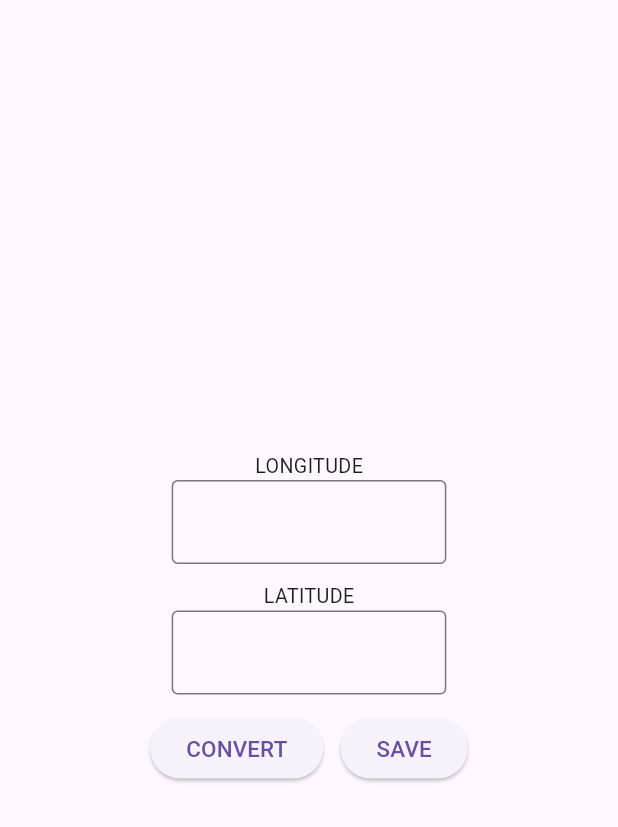
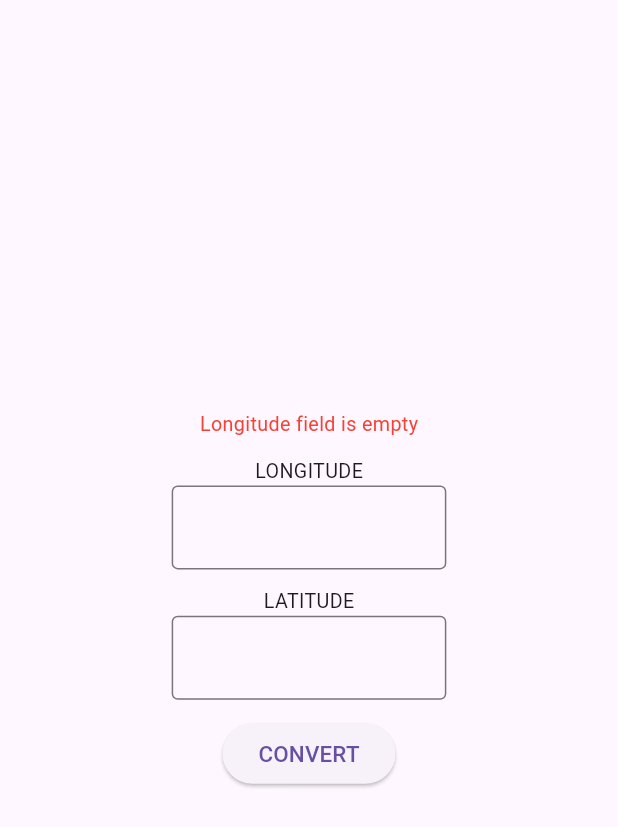
Before and after one commit to TestFluttterOrg/front_end, a Flutter app: the screen it shows after launch, after a tap on "CONVERT", on a phone screen of 412 x 824 dp. Shown: the top 827 px of the screen. Run offline on Flutter 3.47's test engine with Material 3 defaults, Android fonts, the light colour scheme and no system bars; our stand-ins replace dio, equatable, flutter_bloc, flutter_screenutil, get_it, go_router; missing offline and left inert: coordinate_converter.

Commit message:
Created function to show DMS Results.

```diff
--- a/lib/features/presentation/converter_bloc.dart
+++ b/lib/features/presentation/converter_bloc.dart
@@ -2,6 +2,11 @@ import 'package:coord_converter/features/domain/repository/app_repository.dart';
 import 'package:coord_converter/features/presentation/converter_state.dart';
 import 'package:flutter/cupertino.dart';
 import 'package:flutter_bloc/flutter_bloc.dart';
+
+enum UIEvents {
+  initial,
+  showToastMessage,
+}
 
 class ConverterCubit extends Cubit<ConverterState> {
   final AppRepository repository;
@@ -17,16 +22,30 @@ class ConverterCubit extends Cubit<ConverterState> {
     final longitude = longTextController.text;
     final latitude = latTextController.text;
     if (longitude.isEmpty) {
-
+      emit(state.copyWith(uiErrorMessage: "Longitude field is empty"));
     }
     else if (latitude.isEmpty) {
-
+      emit(state.copyWith(uiErrorMessage: "Latitude field is empty"));
     }
     else {
+      emit(state.copyWith(uiErrorMessage: ""));
       final data = await repository.convertCoordinates(longitude, latitude);
       if (data.isSuccess) {
-
+        emit(
+          state.copyWith(
+            showResult: true,
+            latResult: data.data!.latitudeDMS,
+            longResult: data.data!.longitudeDMS,
+          ),
+        );
+      }
+      else {
+        emit(state.copyWith(showResult: false));
       }
     }
   }
+
+  void hideAndClearUIIndicators() {
+    emit(state.copyWith(showResult: false, uiErrorMessage: ""));
+  }
 }
--- a/lib/features/presentation/converter_screen.dart
+++ b/lib/features/presentation/converter_screen.dart
@@ -1,4 +1,5 @@
 import 'package:coord_converter/features/presentation/converter_bloc.dart';
+import 'package:coord_converter/features/presentation/converter_state.dart';
 import 'package:flutter/material.dart';
 import 'package:flutter/services.dart';
 import 'package:flutter_bloc/flutter_bloc.dart';
@@ -11,6 +12,7 @@ class ConverterScreen extends StatelessWidget {
 
   @override
   Widget build(BuildContext context) {
+    final width = MediaQuery.of(context).size.width;
     final bloc = context.read<ConverterCubit>();
     final longController = bloc.longTextController;
     final latController = bloc.latTextController;
@@ -19,37 +21,41 @@ class ConverterScreen extends StatelessWidget {
         FocusScope.of(context).requestFocus(FocusNode());
       },
       child: Scaffold(
-        body: SizedBox(
+        body: Container(
+          padding: EdgeInsets.symmetric(horizontal: 20.w),
+          width: width,
+          color: Colors.transparent,
           child: Column(
             mainAxisAlignment: MainAxisAlignment.center,
             crossAxisAlignment: CrossAxisAlignment.center,
             children: [
+              const UIEvents(),
+              const UIErrorMessage(),
+              SizedBox(height: 10.h),
               const TextWidget(text: "LONGITUDE"),
               TextFieldWidget(
                 controller: longController,
+                onTextChanged: (val) {
+                  bloc.hideAndClearUIIndicators();
+                },
               ),
               SizedBox(height: 10.h),
               const TextWidget(text: "LATITUDE"),
               TextFieldWidget(
                 controller: latController,
+                onTextChanged: (val) {
+                  bloc.hideAndClearUIIndicators();
+                },
               ),
               SizedBox(height: 10.h),
-              Row(
-                mainAxisAlignment: MainAxisAlignment.center,
-                children: [
-                  Button(
-                    text: "CONVERT",
-                    onPress: () {
-                      bloc.convertToDMS();
-                    },
-                  ),
-                  SizedBox(width: 10.w),
-                  Button(
-                    text: "SAVE",
-                    onPress: () {},
-                  ),
-                ],
+              Button(
+                text: "CONVERT",
+                onPress: () {
+                  bloc.convertToDMS();
+                },
               ),
+              SizedBox(height: 20.h),
+              const ConvertedResults(),
             ],
           ),
         ),
@@ -60,14 +66,20 @@ class ConverterScreen extends StatelessWidget {
 
 class TextFieldWidget extends StatelessWidget {
   final TextEditingController controller;
+  final Function(String) onTextChanged;
 
-  const TextFieldWidget({required this.controller, super.key});
+  const TextFieldWidget({
+    required this.controller,
+    required this.onTextChanged,
+    super.key,
+  });
 
   @override
   Widget build(BuildContext context) {
     return SizedBox(
       width: 160.w,
       child: TextField(
+        onChanged: onTextChanged,
         controller: controller,
         keyboardType: const TextInputType.numberWithOptions(decimal: true),
         inputFormatters: [
@@ -104,16 +116,119 @@ class Button extends StatelessWidget {
 
 class TextWidget extends StatelessWidget {
   final String text;
-
-  const TextWidget({required this.text, super.key});
+  final TextStyle? style;
+  const TextWidget({required this.text, this.style, super.key});
 
   @override
   Widget build(BuildContext context) {
     return Text(
       text,
-      style: TextStyle(
+      style: style ?? TextStyle(
         fontSize: 11.h,
       ),
     );
   }
 }
+
+class UIErrorMessage extends StatelessWidget {
+  const UIErrorMessage({super.key});
+
+  @override
+  Widget build(BuildContext context) {
+    return BlocBuilder<ConverterCubit, ConverterState>(
+      buildWhen: (prev, current) =>
+          prev.uiErrorMessage != current.uiErrorMessage,
+      builder: (context, state) {
+        return Text(
+          state.uiErrorMessage,
+          style: TextStyle(
+            fontSize: 11.h,
+            color: Colors.red,
+          ),
+        );
+      },
+    );
+  }
+}
+
+class UIEvents extends StatelessWidget {
+  const UIEvents({super.key});
+
+  @override
+  Widget build(BuildContext context) {
+    return BlocListener<ConverterCubit, ConverterState>(
+      child: const SizedBox(),
+      listenWhen: (prev, current) => prev.uiEvents != current.uiEvents,
+      listener: (context, state) {},
+    );
+  }
+}
+
+class ConvertedResults extends StatelessWidget {
+  const ConvertedResults({super.key});
+
+  @override
+  Widget build(BuildContext context) {
+    return BlocBuilder<ConverterCubit, ConverterState>(
+      buildWhen: (prev, current) =>
+          prev.showResult != current.showResult ||
+          prev.latResult != current.latResult ||
+          prev.longResult != current.longResult,
+      builder: (context, state) {
+        if (!state.showResult) {
+          return const SizedBox();
+        }
+        return Column(
+          mainAxisAlignment: MainAxisAlignment.center,
+          crossAxisAlignment: CrossAxisAlignment.center,
+          children: [
+            TextWidget(
+              text: "DMS RESULT",
+              style: TextStyle(
+                fontSize: 14.h,
+                fontWeight: FontWeight.bold,
+                color: Colors.blue,
+              ),
+            ),
+            SizedBox(height: 5.h),
+            ResultItem(label: "LONGITUDE:", data: state.longResult),
+            SizedBox(height: 5.h),
+            ResultItem(label: "LATITUDE:", data: state.latResult),
+            SizedBox(height: 5.h),
+            Button(text: "SAVE", onPress: () {}),
+          ],
+        );
+      },
+    );
+  }
+}
+
+class ResultItem extends StatelessWidget {
+  final String label;
+  final String data;
+
+  const ResultItem({required this.label, required this.data, super.key});
+
+  @override
+  Widget build(BuildContext context) {
+    return Row(
+      mainAxisAlignment: MainAxisAlignment.spaceBetween,
+      children: [
+        TextWidget(
+          text: label,
+          style: TextStyle(
+            fontSize: 13.h,
+            fontWeight: FontWeight.w400,
+          ),
+        ),
+        TextWidget(
+          text: data,
+          style: TextStyle(
+            fontSize: 13.h,
+            fontWeight: FontWeight.w400,
+          ),
+        ),
+      ],
+    );
+  }
+}
--- a/lib/features/presentation/converter_state.dart
+++ b/lib/features/presentation/converter_state.dart
@@ -1,8 +1,47 @@
+import 'package:coord_converter/features/presentation/converter_bloc.dart';
 import 'package:equatable/equatable.dart';
 
 class ConverterState extends Equatable {
-  const ConverterState();
+  final UIEvents uiEvents;
+  final String uiErrorMessage;
+  final String message;
+  final bool showResult;
+  final String latResult;
+  final String longResult;
+
+  const ConverterState({
+    this.uiEvents = UIEvents.initial,
+    this.uiErrorMessage = "",
+    this.message = "",
+    this.showResult = false,
+    this.latResult = "",
+    this.longResult = "",
+  });
+
+  ConverterState copyWith({
+    UIEvents? uiEvents,
+    String? uiErrorMessage,
+    String? message,
+    bool? showResult,
+    String? latResult,
+    String? longResult,
+  }) =>
+      ConverterState(
+        uiEvents: uiEvents ?? this.uiEvents,
+        uiErrorMessage: uiErrorMessage ?? this.uiErrorMessage,
+        message: message ?? this.message,
+        latResult: latResult ?? this.latResult,
+        longResult: longResult ?? this.longResult,
+        showResult: showResult ?? this.showResult,
+      );
 
   @override
-  List<Object?> get props => [];
+  List<Object?> get props => [
+        uiEvents,
+        uiErrorMessage,
+        message,
+        latResult,
+        longResult,
+        showResult,
+      ];
 }
```
